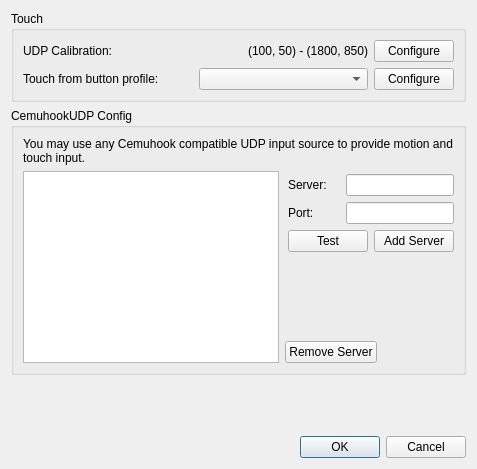
This is src/lichii/configuration/configure_motion_touch.ui in ddddng/Lichii as Qt 5 draws it before an edit. The edited form follows.
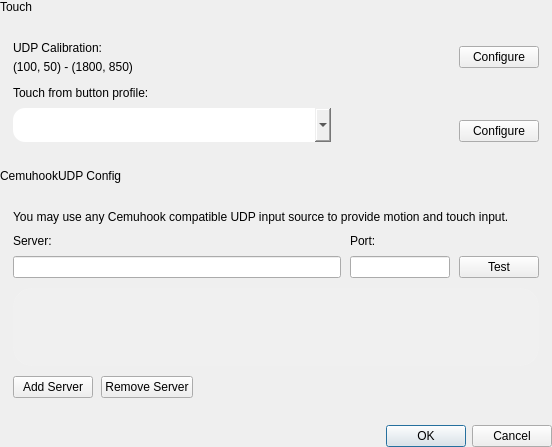
This is the edited form.

Commit message: spotlight: motion and touch dialog and UDP calibration card from the Paper boards

```diff
--- a/src/lichii/configuration/configure_motion_touch.ui
+++ b/src/lichii/configuration/configure_motion_touch.ui
@@ -2,76 +2,128 @@
 <ui version="4.0">
  <class>ConfigureMotionTouch</class>
  <widget class="QDialog" name="ConfigureMotionTouch">
-  <property name="windowTitle">
-   <string>Configure Motion / Touch</string>
-  </property>
-  <property name="styleSheet">
-   <string notr="true"/>
-  </property>
-  <layout class="QVBoxLayout">
+  <property name="windowTitle"><string>Configure Motion / Touch</string></property>
+  <property name="styleSheet"><string notr="true">QFrame[card="true"] { background: #0dffffff; border: 1px solid #14ffffff; border-radius: 16px; }
+QLabel[section="true"] { font: 600 12px "Lexend"; color: #8cffffff; }
+QLabel[title="true"] { font: 600 14px "Lexend"; color: #ffffff; }
+QLabel[field="true"] { font: 600 13px "Lexend"; color: #9effffff; }
+QLabel[hint="true"] { font: 400 13px "Lexend"; color: #9effffff; }
+QLabel[mono="true"] { font-size: 13px; color: #9effffff; }
+QLineEdit[mono="true"] { font-size: 14px; font-weight: 500; min-height: 32px; padding: 0 13px; border-radius: 12px;
+                         background: #0fffffff; border: 1px solid #1fffffff; color: #ffffff; }
+QPushButton[pill="true"] { font: 600 13px "Lexend"; min-height: 34px; max-height: 34px; padding: 0 13px;
+                           border-radius: 17px; background: #14ffffff; border: none; color: #ffffff; }
+QPushButton[pill="true"]:hover { background: #1fffffff; }
+QPushButton[pill="true"]:disabled { color: #73ffffff; }
+QComboBox { min-height: 34px; max-height: 34px; border-radius: 12px; }
+QListView#udp_server_list { background: #0dffffff; border: 1px solid #14ffffff; border-radius: 18px; padding: 0; outline: none; }
+QListView#udp_server_list::item { font: 600 14px "Lexend"; color: #ffffff; padding: 8px 14px; border: none; }
+QListView#udp_server_list::item:selected { background: #24ff6b95; border: 2px solid #ff6b95; border-radius: 10px; }</string></property>
+  <layout class="QVBoxLayout" name="mainLayout">
+   <property name="spacing"><number>14</number></property>
+   <property name="leftMargin"><number>0</number></property>
+   <property name="topMargin"><number>0</number></property>
+   <property name="rightMargin"><number>0</number></property>
+   <property name="bottomMargin"><number>0</number></property>
    <item>
-    <widget class="QGroupBox" name="touch_group_box">
-     <property name="title">
-      <string>Touch</string>
-     </property>
-     <layout class="QVBoxLayout">
+    <widget class="QLabel" name="labelTouchSection">
+     <property name="text"><string>Touch</string></property>
+     <property name="section" stdset="0"><bool>true</bool></property>
+    </widget>
+   </item>
+   <item>
+    <widget class="QFrame" name="touch_group_box">
+     <property name="card" stdset="0"><bool>true</bool></property>
+     <property name="minimumSize"><size><width>552</width><height>0</height></size></property>
+     <layout class="QVBoxLayout" name="touchLayout">
+      <property name="spacing"><number>12</number></property>
+      <property name="leftMargin"><number>13</number></property>
+      <property name="topMargin"><number>13</number></property>
+      <property name="rightMargin"><number>13</number></property>
+      <property name="bottomMargin"><number>13</number></property>
       <item>
-       <layout class="QHBoxLayout">
+       <layout class="QHBoxLayout" name="calibrationRow">
+        <property name="spacing"><number>10</number></property>
+        <property name="leftMargin"><number>0</number></property>
+        <property name="topMargin"><number>0</number></property>
+        <property name="rightMargin"><number>0</number></property>
+        <property name="bottomMargin"><number>0</number></property>
         <item>
-         <widget class="QLabel" name="touch_calibration_label">
-          <property name="text">
-           <string>UDP Calibration:</string>
-          </property>
-         </widget>
+         <layout class="QVBoxLayout" name="calibrationText">
+          <property name="spacing"><number>5</number></property>
+          <property name="leftMargin"><number>0</number></property>
+          <property name="topMargin"><number>0</number></property>
+          <property name="rightMargin"><number>0</number></property>
+          <property name="bottomMargin"><number>0</number></property>
+          <item>
+           <widget class="QLabel" name="touch_calibration_label">
+            <property name="text"><string>UDP Calibration:</string></property>
+            <property name="title" stdset="0"><bool>true</bool></property>
+           </widget>
+          </item>
+          <item>
+           <widget class="QLabel" name="touch_calibration">
+            <property name="text"><string>(100, 50) - (1800, 850)</string></property>
+            <property name="mono" stdset="0"><bool>true</bool></property>
+           </widget>
+          </item>
+         </layout>
         </item>
         <item>
-         <widget class="QLabel" name="touch_calibration">
-          <property name="text">
-           <string>(100, 50) - (1800, 850)</string>
-          </property>
-          <property name="alignment">
-           <set>Qt::AlignRight|Qt::AlignTrailing|Qt::AlignVCenter</set>
-          </property>
-         </widget>
+         <spacer name="spacer1">
+          <property name="orientation"><enum>Qt::Orientation::Horizontal</enum></property>
+          <property name="sizeType"><enum>QSizePolicy::Policy::Expanding</enum></property>
+          <property name="sizeHint"><size><width>0</width><height>0</height></size></property>
+         </spacer>
         </item>
         <item>
          <widget class="QPushButton" name="touch_calibration_config">
-          <property name="sizePolicy">
-           <sizepolicy hsizetype="Maximum" vsizetype="Fixed">
-            <horstretch>0</horstretch>
-            <verstretch>0</verstretch>
-           </sizepolicy>
-          </property>
-          <property name="text">
-           <string>Configure</string>
-          </property>
+          <property name="text"><string>Configure</string></property>
+          <property name="pill" stdset="0"><bool>true</bool></property>
          </widget>
         </item>
        </layout>
       </item>
       <item>
-       <layout class="QHBoxLayout">
-         <item>
+       <layout class="QHBoxLayout" name="touchFromButtonRow">
+        <property name="spacing"><number>12</number></property>
+        <property name="leftMargin"><number>0</number></property>
+        <property name="topMargin"><number>0</number></property>
+        <property name="rightMargin"><number>0</number></property>
+        <property name="bottomMargin"><number>0</number></property>
+        <item>
+         <layout class="QVBoxLayout" name="touchFromButtonColumn">
+          <property name="spacing"><number>8</number></property>
+          <property name="leftMargin"><number>0</number></property>
+          <property name="topMargin"><number>0</number></property>
+          <property name="rightMargin"><number>0</number></property>
+          <property name="bottomMargin"><number>0</number></property>
+          <item>
            <widget class="QLabel" name="touch_from_button_label">
              <property name="text">
                <string>Touch from button profile:</string>
              </property>
            </widget>
-         </item>
-        <item>
-         <widget class="QComboBox" name="touch_from_button_map"/>
+          </item>
+          <item>
+           <widget class="QComboBox" name="touch_from_button_map">
+            <property name="minimumSize"><size><width>318</width><height>0</height></size></property>
+            <property name="maximumSize"><size><width>318</width><height>16777215</height></size></property>
+           </widget>
+          </item>
+         </layout>
         </item>
         <item>
+         <spacer name="spacer2">
+          <property name="orientation"><enum>Qt::Orientation::Horizontal</enum></property>
+          <property name="sizeType"><enum>QSizePolicy::Policy::Expanding</enum></property>
+          <property name="sizeHint"><size><width>0</width><height>0</height></size></property>
+         </spacer>
+        </item>
+        <item alignment="Qt::AlignmentFlag::AlignBottom">
          <widget class="QPushButton" name="touch_from_button_config_btn">
-          <property name="sizePolicy">
-           <sizepolicy hsizetype="Maximum" vsizetype="Fixed">
-            <horstretch>0</horstretch>
-            <verstretch>0</verstretch>
-           </sizepolicy>
-          </property>
-          <property name="text">
-           <string>Configure</string>
-          </property>
+          <property name="text"><string>Configure</string></property>
+          <property name="pill" stdset="0"><bool>true</bool></property>
          </widget>
         </item>
        </layout>
@@ -80,202 +132,122 @@
     </widget>
    </item>
    <item>
-    <widget class="QGroupBox" name="udp_config_group_box">
-     <property name="title">
-      <string>CemuhookUDP Config</string>
-     </property>
-     <layout class="QVBoxLayout">
+    <widget class="QLabel" name="labelUdpSection">
+     <property name="text"><string>CemuhookUDP Config</string></property>
+     <property name="section" stdset="0"><bool>true</bool></property>
+    </widget>
+   </item>
+   <item>
+    <widget class="QFrame" name="udp_config_group_box">
+     <property name="card" stdset="0"><bool>true</bool></property>
+     <layout class="QVBoxLayout" name="udpLayout">
+      <property name="spacing"><number>10</number></property>
+      <property name="leftMargin"><number>13</number></property>
+      <property name="topMargin"><number>13</number></property>
+      <property name="rightMargin"><number>13</number></property>
+      <property name="bottomMargin"><number>13</number></property>
       <item>
        <widget class="QLabel" name="udp_help">
-        <property name="text">
-         <string>You may use any Cemuhook compatible UDP input source to provide motion and touch input.</string>
-        </property>
-        <property name="alignment">
-         <set>Qt::AlignLeading|Qt::AlignLeft|Qt::AlignTop</set>
-        </property>
-        <property name="wordWrap">
-         <bool>true</bool>
-        </property>
+        <property name="text"><string>You may use any Cemuhook compatible UDP input source to provide motion and touch input.</string></property>
+        <property name="wordWrap"><bool>true</bool></property>
+        <property name="hint" stdset="0"><bool>true</bool></property>
        </widget>
       </item>
       <item>
-       <layout class="QHBoxLayout" name="horizontalLayout">
+       <layout class="QHBoxLayout" name="udpFieldsRow">
+        <property name="spacing"><number>9</number></property>
+        <property name="leftMargin"><number>0</number></property>
+        <property name="topMargin"><number>0</number></property>
+        <property name="rightMargin"><number>0</number></property>
+        <property name="bottomMargin"><number>0</number></property>
         <item>
-         <widget class="QListView" name="udp_server_list"/>
-        </item>
-        <item>
-         <layout class="QVBoxLayout" name="verticalLayout">
-          <property name="leftMargin">
-           <number>0</number>
-          </property>
-          <property name="topMargin">
-           <number>0</number>
-          </property>
-          <property name="rightMargin">
-           <number>0</number>
-          </property>
-          <property name="bottomMargin">
-           <number>0</number>
-          </property>
+         <layout class="QVBoxLayout" name="serverColumn">
+          <property name="spacing"><number>8</number></property>
+          <property name="leftMargin"><number>0</number></property>
+          <property name="topMargin"><number>0</number></property>
+          <property name="rightMargin"><number>0</number></property>
+          <property name="bottomMargin"><number>0</number></property>
           <item>
-           <layout class="QHBoxLayout">
-            <property name="leftMargin">
-             <number>3</number>
-            </property>
-            <property name="topMargin">
-             <number>3</number>
-            </property>
-            <property name="rightMargin">
-             <number>0</number>
-            </property>
-            <item>
-             <widget class="QLabel" name="udp_server_label">
-              <property name="text">
-               <string>Server:</string>
-              </property>
-             </widget>
-            </item>
-            <item>
-             <widget class="QLineEdit" name="udp_server">
-              <property name="sizePolicy">
-               <sizepolicy hsizetype="Minimum" vsizetype="Fixed">
-                <horstretch>0</horstretch>
-                <verstretch>0</verstretch>
-               </sizepolicy>
-              </property>
-             </widget>
-            </item>
-           </layout>
+           <widget class="QLabel" name="udp_server_label">
+            <property name="text"><string>Server:</string></property>
+            <property name="field" stdset="0"><bool>true</bool></property>
+           </widget>
           </item>
           <item>
-           <layout class="QHBoxLayout">
-            <property name="leftMargin">
-             <number>3</number>
-            </property>
-            <property name="rightMargin">
-             <number>0</number>
-            </property>
-            <item>
-             <widget class="QLabel" name="udp_port_label">
-              <property name="text">
-               <string>Port:</string>
-              </property>
-             </widget>
-            </item>
-            <item>
-             <widget class="QLineEdit" name="udp_port">
-              <property name="sizePolicy">
-               <sizepolicy hsizetype="Minimum" vsizetype="Fixed">
-                <horstretch>0</horstretch>
-                <verstretch>0</verstretch>
-               </sizepolicy>
-              </property>
-             </widget>
-            </item>
-           </layout>
+           <widget class="QLineEdit" name="udp_server">
+            <property name="mono" stdset="0"><bool>true</bool></property>
+           </widget>
           </item>
+         </layout>
+        </item>
+        <item>
+         <layout class="QVBoxLayout" name="portColumn">
+          <property name="spacing"><number>8</number></property>
+          <property name="leftMargin"><number>0</number></property>
+          <property name="topMargin"><number>0</number></property>
+          <property name="rightMargin"><number>0</number></property>
+          <property name="bottomMargin"><number>0</number></property>
           <item>
-           <layout class="QHBoxLayout">
-            <property name="leftMargin">
-             <number>3</number>
-            </property>
-            <property name="rightMargin">
-             <number>0</number>
-            </property>
-            <item>
-             <widget class="QPushButton" name="udp_test">
-              <property name="sizePolicy">
-               <sizepolicy hsizetype="Maximum" vsizetype="Fixed">
-                <horstretch>0</horstretch>
-                <verstretch>0</verstretch>
-               </sizepolicy>
-              </property>
-              <property name="text">
-               <string>Test</string>
-              </property>
-             </widget>
-            </item>
-            <item>
-             <widget class="QPushButton" name="udp_add">
-              <property name="sizePolicy">
-               <sizepolicy hsizetype="Maximum" vsizetype="Fixed">
-                <horstretch>0</horstretch>
-                <verstretch>0</verstretch>
-               </sizepolicy>
-              </property>
-              <property name="text">
-               <string>Add Server</string>
-              </property>
-             </widget>
-            </item>
-           </layout>
+           <widget class="QLabel" name="udp_port_label">
+            <property name="text"><string>Port:</string></property>
+            <property name="field" stdset="0"><bool>true</bool></property>
+           </widget>
           </item>
           <item>
-           <spacer name="verticalSpacer_3">
-            <property name="orientation">
-             <enum>Qt::Vertical</enum>
-            </property>
-            <property name="sizeHint" stdset="0">
-             <size>
-              <width>20</width>
-              <height>40</height>
-             </size>
-            </property>
-           </spacer>
+           <widget class="QLineEdit" name="udp_port">
+            <property name="mono" stdset="0"><bool>true</bool></property>
+            <property name="minimumSize"><size><width>100</width><height>0</height></size></property>
+            <property name="maximumSize"><size><width>100</width><height>16777215</height></size></property>
+           </widget>
           </item>
-          <item>
-           <layout class="QHBoxLayout" name="horizontalLayout_2">
-            <property name="topMargin">
-             <number>0</number>
-            </property>
-            <item>
-             <widget class="QPushButton" name="udp_remove">
-              <property name="sizePolicy">
-               <sizepolicy hsizetype="Maximum" vsizetype="Fixed">
-                <horstretch>0</horstretch>
-                <verstretch>0</verstretch>
-               </sizepolicy>
-              </property>
-              <property name="text">
-               <string>Remove Server</string>
-              </property>
-             </widget>
-            </item>
-            <item>
-             <spacer name="horizontalSpacer_2">
-              <property name="orientation">
-               <enum>Qt::Horizontal</enum>
-              </property>
-              <property name="sizeHint" stdset="0">
-               <size>
-                <width>40</width>
-                <height>20</height>
-               </size>
-              </property>
-             </spacer>
-            </item>
-           </layout>
-          </item>
          </layout>
+        </item>
+        <item alignment="Qt::AlignmentFlag::AlignBottom">
+         <widget class="QPushButton" name="udp_test">
+          <property name="text"><string>Test</string></property>
+          <property name="pill" stdset="0"><bool>true</bool></property>
+         </widget>
+        </item>
+       </layout>
+      </item>
+      <item>
+       <widget class="QListView" name="udp_server_list">
+        <property name="minimumSize"><size><width>0</width><height>78</height></size></property>
+        <property name="maximumSize"><size><width>16777215</width><height>78</height></size></property>
+        <property name="editTriggers"><set>QAbstractItemView::EditTrigger::NoEditTriggers</set></property>
+       </widget>
+      </item>
+      <item>
+       <layout class="QHBoxLayout" name="udpButtonsRow">
+        <property name="spacing"><number>8</number></property>
+        <property name="leftMargin"><number>0</number></property>
+        <property name="topMargin"><number>0</number></property>
+        <property name="rightMargin"><number>0</number></property>
+        <property name="bottomMargin"><number>0</number></property>
+        <item>
+         <widget class="QPushButton" name="udp_add">
+          <property name="text"><string>Add Server</string></property>
+          <property name="pill" stdset="0"><bool>true</bool></property>
+         </widget>
+        </item>
+        <item>
+         <widget class="QPushButton" name="udp_remove">
+          <property name="text"><string>Remove Server</string></property>
+          <property name="pill" stdset="0"><bool>true</bool></property>
+         </widget>
+        </item>
+        <item>
+         <spacer name="spacer3">
+          <property name="orientation"><enum>Qt::Orientation::Horizontal</enum></property>
+          <property name="sizeType"><enum>QSizePolicy::Policy::Expanding</enum></property>
+          <property name="sizeHint"><size><width>0</width><height>0</height></size></property>
+         </spacer>
         </item>
        </layout>
       </item>
      </layout>
     </widget>
    </item>
-   <item>
-    <spacer>
-     <property name="orientation">
-      <enum>Qt::Vertical</enum>
-     </property>
-     <property name="sizeHint" stdset="0">
-      <size>
-       <width>167</width>
-       <height>55</height>
-      </size>
-     </property>
-    </spacer>
-   </item>
    <item>
     <widget class="QDialogButtonBox" name="buttonBox">
      <property name="standardButtons">
```
Left out of the diff: 9 changed lines with no effect on the pictures. The commit also changes 2 other files.
